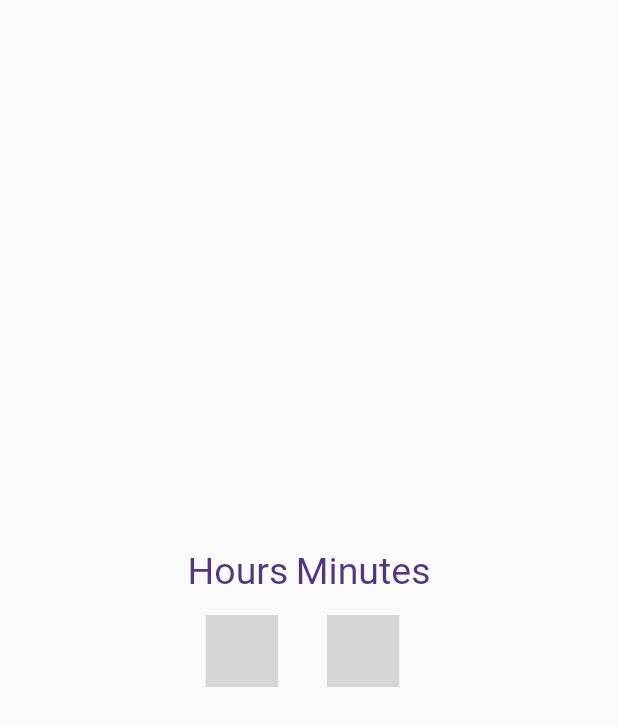
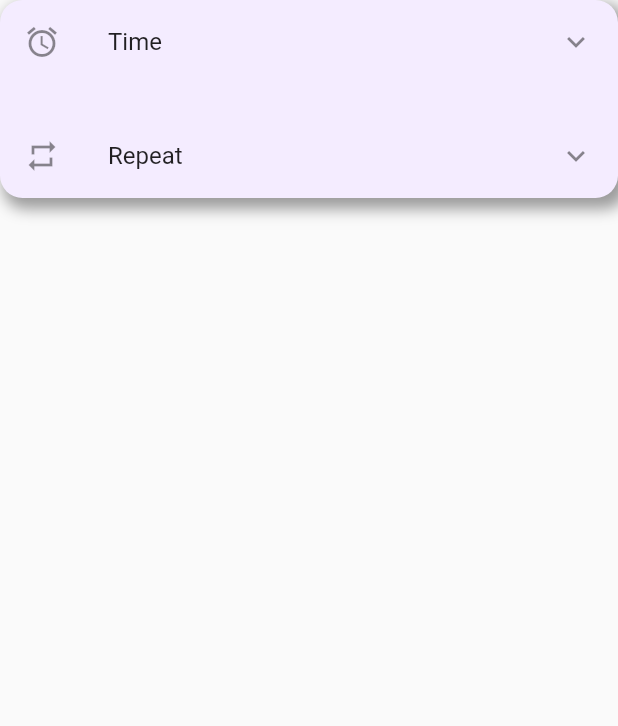
Before and after one commit to terminal-guy/resto_Demo-d, a Flutter app: the ModelSheetData widget shown alone on an empty page, opened directly, on a phone screen of 412 x 824 dp. Shown: the top 726 px of the screen. Run offline on Flutter 3.47's test engine with Material 2 defaults, Android fonts, the phone set to English and light mode, and no system bars; our stand-ins replace analog_clock; missing offline and left inert: day_night_time_picker, slide_digital_clock; grey boxes are pictures that could not be loaded.

Commit message:
modifed modal sheet to new

```diff
--- a/resto/lib/Alarm/AlarmData/alarm_data.dart
+++ b/resto/lib/Alarm/AlarmData/alarm_data.dart
@@ -22,32 +22,4 @@ class AlarmData extends ChangeNotifier {
     return alarms.length;
   } // gets the count of the length in alarm list
 
-  String getAlarmTitle;
-
-  String gethours;
-
-  String getminutes;
-
-  void changetheminutes(String minutes) {
-    getminutes = minutes;
-    notifyListeners();
-  }
-
-  void changethehour(String hour) {
-    gethours = hour;
-    notifyListeners();
-  }
-
-  void changeAlarmTime(String newAlarmTitle) {
-    getAlarmTitle = newAlarmTitle;
-    notifyListeners();
-  }
-
-  void addAlarm() {
-    final String gettime = gethours + getminutes;
-    alarms.add(
-      Alarm(title: getAlarmTitle, time: gettime),
-    );
-    notifyListeners();
-  }
 }
--- a/resto/lib/Alarm/widgets/Add_Alarm/model_sheet_Data.dart
+++ b/resto/lib/Alarm/widgets/Add_Alarm/model_sheet_Data.dart
@@ -2,9 +2,7 @@ import 'package:flutter/material.dart';
 import 'package:provider/provider.dart';
 import 'package:resto/Alarm/AlarmData/alarm_data.dart';
 import 'package:resto/constants.dart';
-import 'package:numberpicker/numberpicker.dart';
-
-import '../../../constants.dart';
+import 'package:day_night_time_picker/day_night_time_picker.dart';
 
 int hour = 0;
 int minutes = 0;
@@ -16,62 +14,60 @@ class ModelSheetData extends StatefulWidget {
 }
 
 class _ModelSheetDataState extends State<ModelSheetData> {
+  TimeOfDay _time = TimeOfDay.now();
+
+  void onTimeChanged(TimeOfDay newTime) {
+    setState(() {
+      _time = newTime;
+    });
+  }
+
   @override
   Widget build(BuildContext context) {
     return Consumer<AlarmData>(builder: (context, alarmData, child) {
-      return Row(
-        mainAxisAlignment: MainAxisAlignment.center,
-        children: <Widget>[
-          Column(
-            mainAxisAlignment: MainAxisAlignment.center,
-            children: <Widget>[
-              Padding(
-                padding: EdgeInsets.only(
-                  bottom: 15.0,
-                  right: 5.0,
-                ),
-                child: Text(
-                  'Hours',
-                  style: kNumberText.copyWith(fontSize: 25.0),
-                ),
-              ),
-              NumberPicker.integer(
-                initialValue: hour,
-                minValue: 0,
-                maxValue: 12,
-                onChanged: (value) {
-                  setState(() {
-                    value = hour;
-                  });
-                  alarmData.changethehour(hour.toString());
+      return Column(
+        children: [
+          Container(
+            decoration: BoxDecoration(
+                shape: BoxShape.rectangle,
+                color: Color(0xFFf4ecff),
+                borderRadius: BorderRadius.circular(15),
+                boxShadow: [
+                  BoxShadow(
+                      color: Colors.black38,
+                      blurRadius: 8,
+                      spreadRadius: 2,
+                      offset: Offset(4, 5))
+                ]),
+            child: Column(children: <Widget>[
+              ListTile(
+                leading: Icon(Icons.access_alarm),
+                title: Text('Time'),
+                trailing: Icon(Icons.keyboard_arrow_down),
+                onTap: () {
+                  Navigator.of(context).push(
+                    showPicker(
+                      context: context,
+                      value: _time,
+                      onChange: onTimeChanged,
+                      is24HrFormat: false,
+                      // Optional onChange to receive value as DateTime
+                      onChangeDateTime: (DateTime dateTime) {
+                        print(dateTime);
+                      },
+                    ),
+                  );
                 },
               ),
-            ],
-          ),
-          Column(
-            mainAxisAlignment: MainAxisAlignment.center,
-            children: <Widget>[
-              Padding(
-                padding: EdgeInsets.only(
-                  bottom: 15.0,
-                ),
-                child: Text(
-                  'Minutes',
-                  style: kNumberText.copyWith(fontSize: 25.0),
-                ),
+              SizedBox(
+                height: 20.0,
               ),
-              NumberPicker.integer(
-                initialValue: minutes,
-                minValue: 0,
-                maxValue: 60,
-                onChanged: (value) {
-                  setState(() {
-                    minutes = value;
-                  });
-                  alarmData.changetheminutes(minutes.toString());
-                },
+              ListTile(
+                leading: Icon(Icons.repeat),
+                title: Text('Repeat'),
+                trailing: Icon(Icons.keyboard_arrow_down),
               ),
-            ],
+            ]),
           ),
         ],
       );
--- a/resto/pubspec.yaml
+++ b/resto/pubspec.yaml
@@ -29,10 +29,10 @@ dependencies:
   # Use with the CupertinoIcons class for iOS style icons.
   cupertino_icons: ^0.1.3
   analog_clock: ^0.0.1
-  numberpicker: ^1.2.1
   slide_digital_clock: ^1.0.0
   custom_switch: ^0.0.1
   provider: ^4.3.2
+  day_night_time_picker: ^0.2.1
 
 
 dev_dependencies:
```
Also changed, not shown: resto/lib/Alarm/widgets/Add_Alarm/modal_sheet.dart (+6 -2 lines), resto/pubspec.lock.
